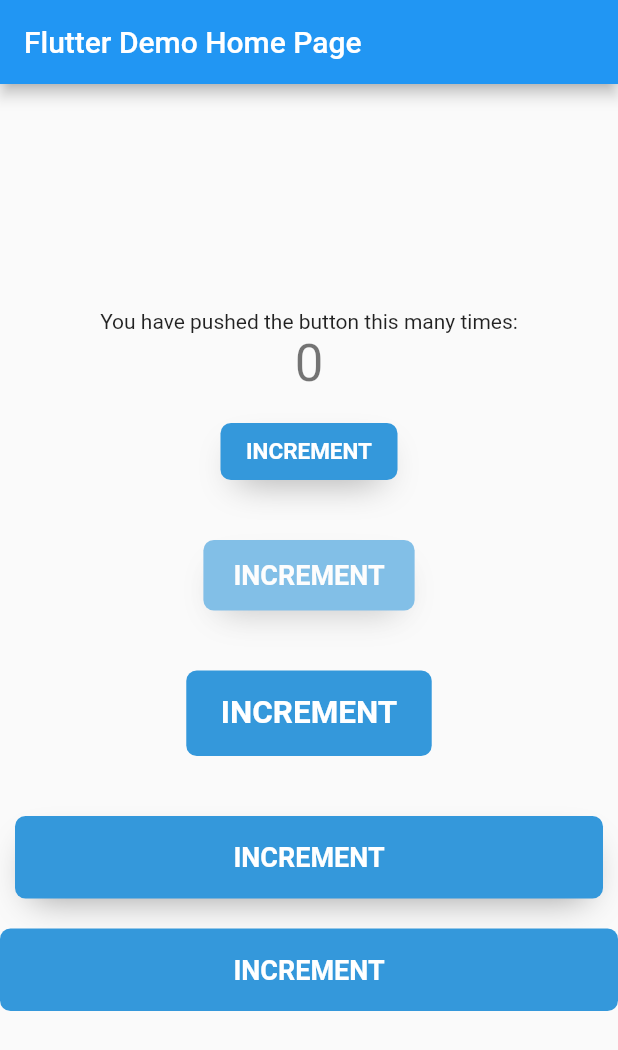
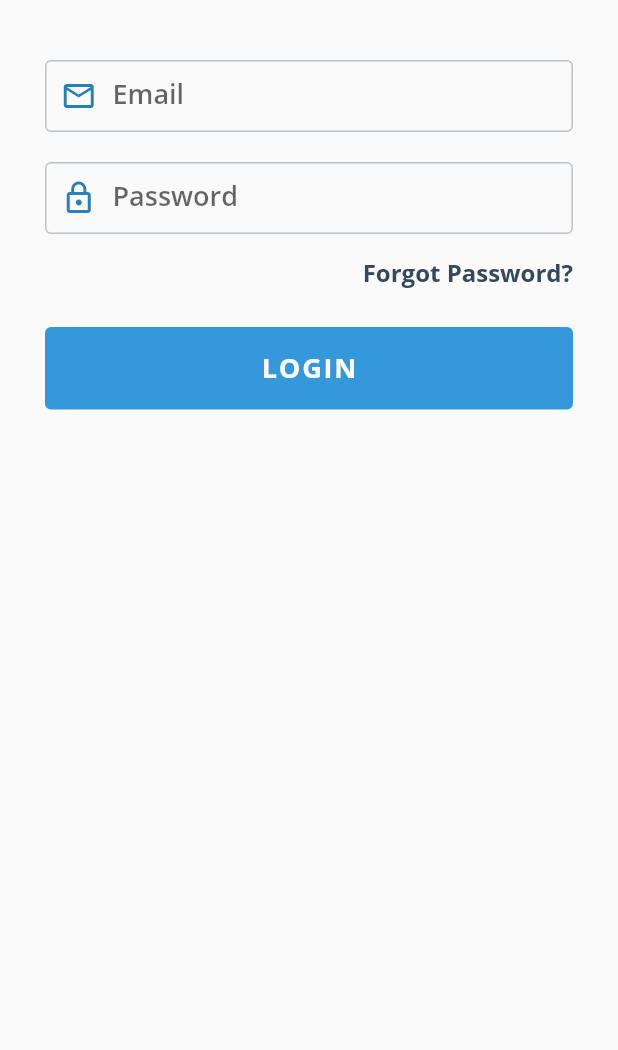
Before and after one commit to ainulya16/flat_ui, a Flutter app: the screen it shows after launch, on a phone screen of 412 x 824 dp. Shown: the top 1050 px of the screen. Run offline on Flutter 3.47's test engine with Material 2 defaults, Android fonts, the phone set to English and light mode, and no system bars.

Commit message:
feat: Open Sans font family, new text field

```diff
--- a/example/lib/main.dart
+++ b/example/lib/main.dart
@@ -1,4 +1,4 @@
-import 'package:flat_ui/Button/button.dart';
+import 'package:flat_ui/flat_ui.dart';
 import 'package:flutter/material.dart';
 
 void main() {
@@ -41,78 +41,59 @@ class _MyHomePageState extends State<MyHomePage> {
 
   @override
   Widget build(BuildContext context) {
-    // This method is rerun every time setState is called, for instance as done
-    // by the _incrementCounter method above.
-    //
-    // The Flutter framework has been optimized to make rerunning build methods
-    // fast, so that you can just rebuild anything that needs updating rather
-    // than having to individually change instances of widgets.
     return Scaffold(
-      appBar: AppBar(
-        // Here we take the value from the MyHomePage object that was created by
-        // the App.build method, and use it to set our appbar title.
-        title: Text(widget.title),
-      ),
-      body: Center(
+      body: SingleChildScrollView(
         // Center is a layout widget. It takes a single child and positions it
         // in the middle of the parent.
         child: Column(
-          // Column is also a layout widget. It takes a list of children and
-          // arranges them vertically. By default, it sizes itself to fit its
-          // children horizontally, and tries to be as tall as its parent.
-          //
-          // Invoke "debug painting" (press "p" in the console, choose the
-          // "Toggle Debug Paint" action from the Flutter Inspector in Android
-          // Studio, or the "Toggle Debug Paint" command in Visual Studio Code)
-          // to see the wireframe for each widget.
-          //
-          // Column has various properties to control how it sizes itself and
-          // how it positions its children. Here we use mainAxisAlignment to
-          // center the children vertically; the main axis here is the vertical
-          // axis because Columns are vertical (the cross axis would be
-          // horizontal).
           mainAxisAlignment: MainAxisAlignment.center,
+          crossAxisAlignment: CrossAxisAlignment.center,
           children: <Widget>[
-            Text(
-              'You have pushed the button this many times:',
+            SizedBox(height: 30,),
+            Padding(
+              padding: const EdgeInsets.symmetric(horizontal:30.0, vertical: 10),
+              child: FUITextField(
+                label: 'Email',
+                allowNextFocus: true,
+                borderType: FUITextFieldBorderType.bordered,
+                prefix: Icon(Icons.mail_outline, color: HexColor('#2980b9'),),
+                hintText: 'john@doe.com',
+                borderRadius: 4,
+                borderColor: '#bdc3c7',
+                focusedBorderColor: '2980b9',
+              )
             ),
-            Text(
-              '$_counter',
-              style: Theme.of(context).textTheme.headline4,
+            Padding(
+              padding: const EdgeInsets.symmetric(horizontal:30.0, vertical: 10),
+              child: FUITextField(
+                label: 'Password',
+                allowNextFocus: false,
+                borderType: FUITextFieldBorderType.bordered,
+                prefix: Icon(Icons.lock_outline, color: HexColor('#2980b9'),),
+                borderRadius: 4,
+                obsecureText: true,
+                borderColor: '#bdc3c7',
+                focusedBorderColor: '2980b9',
+              )
             ),
-            Button(
-              size: ButtonSize.small,
-              shadow: true,
-              color: '#3498db',
-              text: 'INCREMENT',
-              onPress: _incrementCounter,
+            Padding(
+              padding: const EdgeInsets.symmetric(horizontal:30.0, vertical: 5),
+              child: Row(
+                mainAxisAlignment: MainAxisAlignment.end,
+                children: <Widget>[
+                FUIButtonText(text: 'Forgot Password?', textColor: '#34495e', fontSize: 16,fontWeight: FontWeight.bold,)
+              ],),
             ),
-            Button(
-              size: ButtonSize.medium,
-              shadow: true,
-              color: '#3498db',
-              text: 'INCREMENT',
-              disabled: true,
-              onPress: _incrementCounter,
+            Padding(
+              padding: const EdgeInsets.symmetric(horizontal:20.0),
+              child: FUIButton(
+                size: ButtonSize.block,
+                color: '#3498db',
+                text: 'LOGIN',
+                borderRadius: 4,
+                onPress: _incrementCounter,
+              ),
             ),
-            Button(
-              size: ButtonSize.large,
-              color: '#3498db',
-              text: 'INCREMENT',
-              onPress: _incrementCounter,
-            ),
-            Button(
-              shadow: true,
-              color: '#3498db',
-              text: 'INCREMENT',
-              onPress: _incrementCounter,
-            ),
-            Button(
-              size: ButtonSize.full,
-              color: '#3498db',
-              text: 'INCREMENT',
-              onPress: _incrementCounter,
-            )
           ],
         ),
       ),
--- /dev/null
+++ b/lib/Button/ButtonText.dart
@@ -0,0 +1,51 @@
+import 'package:flat_ui/Styles/BoxShadow.dart';
+import 'package:flat_ui/flat_ui.dart';
+import 'package:flutter/material.dart';
+
+
+class FUIButtonText extends StatelessWidget {
+  final Widget child;
+  final String text, textColor;
+  final Function onPress;
+  final double fontSize;
+  final FontWeight fontWeight;
+  final bool disabled, shadow;
+
+  FUIButtonText({
+    this.fontSize=18,
+    this.fontWeight=FontWeight.normal,
+    this.child,
+    @required this.text,
+    this.textColor='#000000',
+    this.shadow=false,
+    this.onPress,
+    this.disabled=false});
+
+
+  @override
+  Widget build(BuildContext context) {
+    return AnimatedOpacity(
+      duration: Duration(milliseconds: 200),
+      opacity: disabled ? 0.6 : 1.0,
+      child: Bounce(
+        useOpacity: true,
+        disabled: disabled,
+        onTap: onPress,
+        child: Text(
+          text,
+          style: TextStyle(
+            shadows: shadow ? [
+              boxShadow
+            ] : null,
+            fontSize: fontSize,
+            color: HexColor(textColor),
+            fontWeight: fontWeight,
+            fontFamily: 'OpenSans',
+            package: 'flat_ui'
+          )
+        ),
+      )
+    );
+  }
+
+}
--- a/lib/Button/button.dart
+++ b/lib/Button/button.dart
@@ -1,3 +1,4 @@
+import 'package:flat_ui/Styles/BoxShadow.dart';
 import 'package:flat_ui/flat_ui.dart';
 import 'package:flutter/material.dart';
 
@@ -9,7 +10,7 @@ enum ButtonSize {
   full,   // infinity
 }
 
-class Button extends StatelessWidget {
+class FUIButton extends StatelessWidget {
   final Widget child;
   final String text, color, textColor;
   final Function onPress;
@@ -17,7 +18,7 @@ class Button extends StatelessWidget {
   final double width, height, borderRadius;
   final bool disabled, shadow;
 
-  Button({
+  FUIButton({
     this.child,
     @required this.text,
     this.color='#FFFFFF',
@@ -82,19 +83,14 @@ class Button extends StatelessWidget {
             color: HexColor(color),
             borderRadius: BorderRadius.circular(borderRadius),
             boxShadow: shadow ? [
-              BoxShadow(
-                  color: Colors.black38,
-                  blurRadius: 20.0,
-                  offset: Offset(0.0, 10.0,),
-                  spreadRadius: -10
-                ),
+              boxShadow
             ] : null,
           ),
           child: (size == ButtonSize.block || size == ButtonSize.full) ? Center(
-            child: child != null ? child : Text(text, style: TextStyle(fontWeight: FontWeight.bold, fontSize: defaultFontSize, color: HexColor(textColor))),
+            child: child != null ? child : Text(text, style: TextStyle(fontWeight: FontWeight.bold, fontSize: defaultFontSize, letterSpacing: 1.2, fontFamily: 'OpenSans', package: 'flat_ui', color: HexColor(textColor))),
           ) :
           Container(
-            child: child != null ? child : Text(text, style: TextStyle(fontWeight: FontWeight.bold, fontSize: defaultFontSize, color: HexColor(textColor))),
+            child: child != null ? child : Text(text, style: TextStyle(fontWeight: FontWeight.bold, fontSize: defaultFontSize, letterSpacing: 1.2, fontFamily: 'OpenSans', package: 'flat_ui', color: HexColor(textColor))),
           ),
         ),
       ),
--- /dev/null
+++ b/lib/Inputs/TextField.dart
@@ -0,0 +1,120 @@
+import 'package:flat_ui/flat_ui.dart';
+import 'package:flutter/material.dart';
+import 'package:flutter/services.dart';
+
+enum FUITextFieldBorderType { underline, bordered, none }
+
+class FUITextField extends StatelessWidget {
+  final bool autofocus;
+  final bool enabled;
+  final String initialValue;
+  final List<TextInputFormatter> inputFormatters;
+  final bool obsecureText;
+  final TextEditingController controller;
+  final Function onChanged;
+  final String errorMessage;
+  final String label;
+  final String hintText;
+  final String suffixText;
+  final String helperText;
+  final String backgroundColor;
+  final String borderColor;
+  final String errorBorderColor;
+  final String focusedBorderColor;
+  final String disabledBorderColor;
+  final bool allowNextFocus;
+  final FUITextFieldBorderType borderType;
+  final TextInputType keyboardType;
+  final double borderRadius;
+  final dynamic prefix;
+  final Widget suffixIcon;
+  final FloatingLabelBehavior floatingLabelBehavior;
+  FUITextField({
+      this.autofocus=false,
+      this.enabled=true,
+      this.initialValue,
+      this.inputFormatters,
+      this.obsecureText=false,
+      this.borderType=FUITextFieldBorderType.none,
+      this.borderRadius=10,
+      this.borderColor='#3498db',
+      this.errorBorderColor='#e74c3c',
+      this.focusedBorderColor='#3498db',
+      this.disabledBorderColor='#bdc3c7',
+      this.controller,
+      this.onChanged,
+      this.keyboardType = TextInputType.text,
+      this.backgroundColor,
+      this.errorMessage,
+      this.label,
+      this.suffixText,
+      this.hintText,
+      this.helperText,
+      this.prefix,
+      this.suffixIcon,
+      this.floatingLabelBehavior,
+      this.allowNextFocus = false});
+
+  @override
+  Widget build(BuildContext context) {
+    InputBorder inputBorder = InputBorder.none;
+    BorderSide borderSide = BorderSide(color:HexColor(borderColor));
+    BorderSide errorBorderSide = BorderSide(color: HexColor(errorBorderColor));
+    BorderSide focusedBorderSide = BorderSide(color: HexColor(focusedBorderColor));
+    BorderSide disabledBorderSide = BorderSide(color: HexColor(disabledBorderColor));
+    Widget prefixIcon;
+    switch (borderType) {
+      case FUITextFieldBorderType.underline:
+        inputBorder = UnderlineInputBorder(
+          borderSide: borderSide
+        );
+        break;
+      case FUITextFieldBorderType.bordered:
+        inputBorder = OutlineInputBorder(
+          borderRadius: BorderRadius.all(Radius.circular(borderRadius)),
+          borderSide: borderSide
+        );
+        break;
+      default:
+    }
+    if(prefix is Widget) {
+      prefixIcon = prefix;
+    } else if (prefix is String) {
+      prefixIcon = SizedBox(child: Center(child: Text(prefix, style: TextStyle(fontSize: 18),),),);
+    }
+    return TextFormField(
+      autofocus: autofocus,
+      enabled: enabled,
+      initialValue: initialValue,
+      inputFormatters: inputFormatters,
+      obscureText: obsecureText,
+      style: TextStyle(color: Colors.black, fontSize: 18, fontFamily: 'OpenSans', package: 'flat_ui', fontWeight: FontWeight.w600),
+      controller: controller,
+      onChanged: onChanged,
+      keyboardType: keyboardType,
+      textInputAction: TextInputAction.next,
+      onFieldSubmitted: (_) => allowNextFocus ? FocusScope.of(context).nextFocus() : FocusScope.of(context).unfocus() ,
+      validator: (value) => value.isEmpty ? errorMessage : null,
+      decoration: InputDecoration(
+          focusedBorder: inputBorder.copyWith(borderSide: focusedBorderSide),
+          border: inputBorder,
+          enabledBorder: inputBorder,
+          errorBorder: inputBorder.copyWith(borderSide: errorBorderSide),
+          disabledBorder: inputBorder.copyWith(borderSide: disabledBorderSide),
+          prefixIconConstraints: BoxConstraints(maxWidth: 100, minWidth: 45),
+          filled: backgroundColor != null,
+          fillColor: backgroundColor != null ? HexColor(backgroundColor) : Colors.transparent,
+          contentPadding: EdgeInsets.all(10),
+          labelText: label,
+          labelStyle: TextStyle(fontFamily: 'OpenSans', package: 'flat_ui', fontWeight: FontWeight.w600),
+          prefixIcon: prefixIcon,
+          prefixStyle: TextStyle(color: Colors.black),
+          suffixIcon: suffixIcon,
+          hintText: hintText,
+          helperText: helperText,
+          helperStyle: TextStyle(fontFamily: 'OpenSans', package: 'flat_ui'),
+          floatingLabelBehavior: floatingLabelBehavior
+      ),
+    );
+  }
+}
--- /dev/null
+++ b/lib/Styles/BoxShadow.dart
@@ -0,0 +1,8 @@
+import 'package:flutter/material.dart';
+
+final BoxShadow boxShadow = BoxShadow(
+                  color: Colors.black38,
+                  blurRadius: 20.0,
+                  offset: Offset(0.0, 10.0,),
+                  spreadRadius: -10
+                );
--- a/lib/flat_ui.dart
+++ b/lib/flat_ui.dart
@@ -1,5 +1,7 @@
 library flat_ui;
 
-export 'Button/button.dart';
+export 'Button/Button.dart';
+export 'Button/ButtonText.dart';
 export 'Bounce/bounce.dart';
 export 'helpers/HexToColor.dart';
+export 'Inputs/TextField.dart';
```
Also changed, not shown: example/pubspec.yaml (+22 -7 lines), pubspec.yaml (+30 -12 lines), lib/assets/fonts/LICENSE.txt (added), lib/assets/fonts/OpenSans-Bold.ttf (added), lib/assets/fonts/OpenSans-BoldItalic.ttf (added), lib/assets/fonts/OpenSans-ExtraBold.ttf (added), lib/assets/fonts/OpenSans-ExtraBoldItalic.ttf (added), lib/assets/fonts/OpenSans-Italic.ttf (added), lib/assets/fonts/OpenSans-Light.ttf (added), lib/assets/fonts/OpenSans-LightItalic.ttf (added), lib/assets/fonts/OpenSans-Regular.ttf (added), lib/assets/fonts/OpenSans-SemiBold.ttf (added), lib/assets/fonts/OpenSans-SemiBoldItalic.ttf (added).
